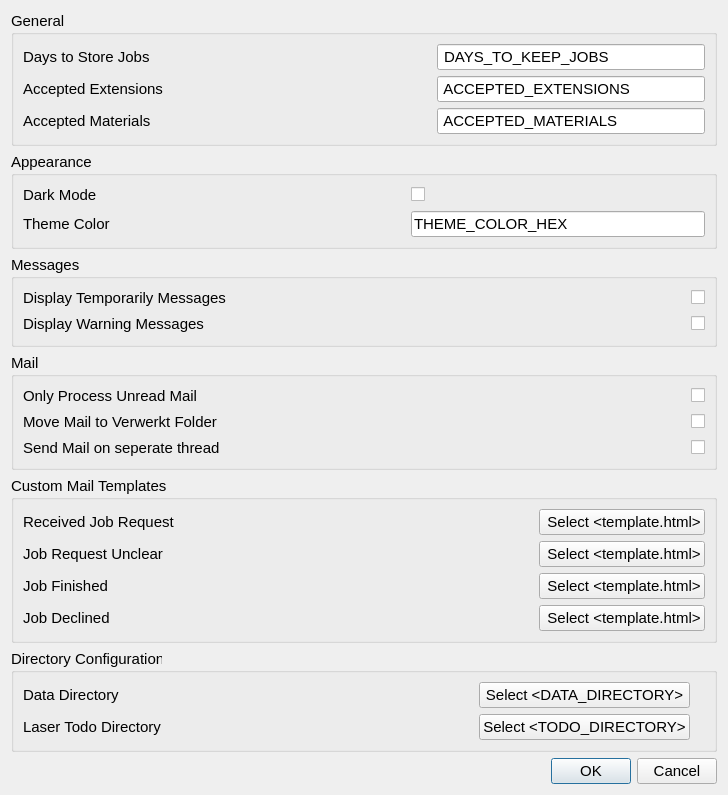
Before: the Qt Designer form creator_administrator/laser/ui/settings_dialog.ui in GijsGroote/creator_administrator, drawn with Qt 5.
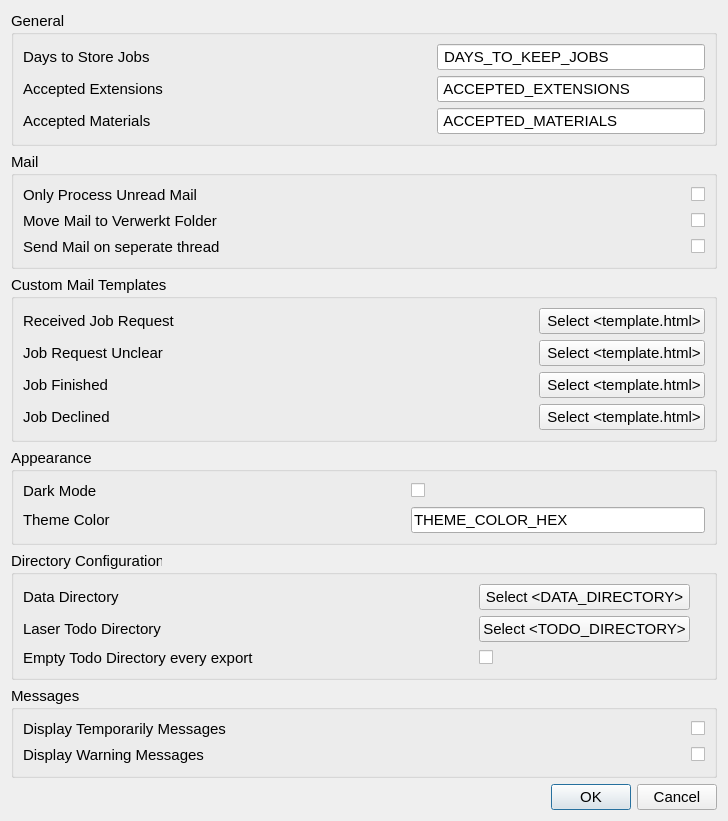
After: the same form once the commit is applied. Custom widgets are drawn as their Qt base class.

Commit message: added option to accumilate files in TODO dir

What changed in the file:
```diff
--- a/creator_administrator/laser/ui/settings_dialog.ui
+++ b/creator_administrator/laser/ui/settings_dialog.ui
@@ -7,7 +7,7 @@
     <x>0</x>
     <y>0</y>
     <width>728</width>
-    <height>795</height>
+    <height>821</height>
    </rect>
   </property>
   <property name="font">
@@ -18,8 +18,6 @@
   <property name="windowTitle">
    <string>Settings</string>
   </property>
-  <layout class="QVBoxLayout" name="verticalLayout_4">
-   <item>
     <layout class="QVBoxLayout" name="verticalLayout_2">
      <item>
       <widget class="QGroupBox" name="groupBox_3">
@@ -34,8 +32,8 @@
        <layout class="QHBoxLayout" name="horizontalLayout_4">
         <item>
          <layout class="QGridLayout" name="gridLayout_5">
-          <item row="2" column="1">
-           <spacer name="horizontalSpacer_12">
+        <item row="1" column="1">
+         <spacer name="horizontalSpacer_11">
             <property name="font">
              <font>
               <pointsize>11</pointsize>
@@ -70,6 +68,42 @@
             </property>
            </widget>
           </item>
+        <item row="2" column="1">
+         <spacer name="horizontalSpacer_12">
+          <property name="font">
+           <font>
+            <pointsize>11</pointsize>
+           </font>
+          </property>
+          <property name="orientation">
+           <enum>Qt::Horizontal</enum>
+          </property>
+          <property name="sizeHint" stdset="0">
+           <size>
+            <width>40</width>
+            <height>20</height>
+           </size>
+          </property>
+         </spacer>
+        </item>
+        <item row="0" column="1">
+         <spacer name="horizontalSpacer_10">
+          <property name="font">
+           <font>
+            <pointsize>11</pointsize>
+           </font>
+          </property>
+          <property name="orientation">
+           <enum>Qt::Horizontal</enum>
+          </property>
+          <property name="sizeHint" stdset="0">
+           <size>
+            <width>40</width>
+            <height>20</height>
+           </size>
+          </property>
+         </spacer>
+        </item>
           <item row="0" column="2">
            <widget class="QLineEdit" name="daysToKeepJobsLineEdit">
             <property name="font">
@@ -82,54 +116,6 @@
             </property>
            </widget>
           </item>
-          <item row="1" column="2">
-           <widget class="QLineEdit" name="acceptedExtentionsLineEdit">
-            <property name="font">
-             <font>
-              <pointsize>11</pointsize>
-             </font>
-            </property>
-            <property name="text">
-             <string> ACCEPTED_EXTENSIONS </string>
-            </property>
-           </widget>
-          </item>
-          <item row="0" column="1">
-           <spacer name="horizontalSpacer_10">
-            <property name="font">
-             <font>
-              <pointsize>11</pointsize>
-             </font>
-            </property>
-            <property name="orientation">
-             <enum>Qt::Horizontal</enum>
-            </property>
-            <property name="sizeHint" stdset="0">
-             <size>
-              <width>40</width>
-              <height>20</height>
-             </size>
-            </property>
-           </spacer>
-          </item>
-          <item row="1" column="1">
-           <spacer name="horizontalSpacer_11">
-            <property name="font">
-             <font>
-              <pointsize>11</pointsize>
-             </font>
-            </property>
-            <property name="orientation">
-             <enum>Qt::Horizontal</enum>
-            </property>
-            <property name="sizeHint" stdset="0">
-             <size>
-              <width>40</width>
-              <height>20</height>
-             </size>
-            </property>
-           </spacer>
-          </item>
           <item row="2" column="2">
            <widget class="QLineEdit" name="acceptedMaterialsLineEdit">
             <property name="font">
@@ -163,6 +149,18 @@
             </property>
            </widget>
           </item>
+        <item row="1" column="2">
+         <widget class="QLineEdit" name="acceptedExtentionsLineEdit">
+          <property name="font">
+           <font>
+            <pointsize>11</pointsize>
+           </font>
+          </property>
+          <property name="text">
+           <string> ACCEPTED_EXTENSIONS </string>
+          </property>
+         </widget>
+        </item>
           <item row="1" column="0">
            <widget class="QLabel" name="label_16">
             <property name="font">
@@ -186,225 +184,6 @@
        </layout>
       </widget>
      </item>
-     <item>
-      <widget class="QGroupBox" name="groupBox">
-       <property name="font">
-        <font>
-         <pointsize>11</pointsize>
-        </font>
-       </property>
-       <property name="title">
-        <string>Appearance</string>
-       </property>
-       <layout class="QVBoxLayout" name="verticalLayout">
-        <item>
-         <layout class="QGridLayout" name="gridLayout">
-          <item row="0" column="2">
-           <widget class="QCheckBox" name="darkModeCheckBox">
-            <property name="font">
-             <font>
-              <pointsize>11</pointsize>
-             </font>
-            </property>
-            <property name="text">
-             <string/>
-            </property>
-           </widget>
-          </item>
-          <item row="0" column="1">
-           <spacer name="horizontalSpacer_2">
-            <property name="font">
-             <font>
-              <pointsize>11</pointsize>
-             </font>
-            </property>
-            <property name="orientation">
-             <enum>Qt::Horizontal</enum>
-            </property>
-            <property name="sizeHint" stdset="0">
-             <size>
-              <width>40</width>
-              <height>20</height>
-             </size>
-            </property>
-           </spacer>
-          </item>
-          <item row="0" column="0">
-           <widget class="QLabel" name="label_10">
-            <property name="font">
-             <font>
-              <pointsize>11</pointsize>
-             </font>
-            </property>
-            <property name="text">
-             <string>Dark Mode</string>
-            </property>
-            <property name="buddy">
-             <cstring>darkModeCheckBox</cstring>
-            </property>
-           </widget>
-          </item>
-          <item row="2" column="0">
-           <widget class="QLabel" name="label_11">
-            <property name="font">
-             <font>
-              <pointsize>11</pointsize>
-             </font>
-            </property>
-            <property name="text">
-             <string>Theme Color</string>
-            </property>
-           </widget>
-          </item>
-          <item row="2" column="1">
-           <spacer name="horizontalSpacer">
-            <property name="font">
-             <font>
-              <pointsize>11</pointsize>
-             </font>
-            </property>
-            <property name="orientation">
-             <enum>Qt::Horizontal</enum>
-            </property>
-            <property name="sizeHint" stdset="0">
-             <size>
-              <width>40</width>
-              <height>20</height>
-             </size>
-            </property>
-           </spacer>
-          </item>
-          <item row="2" column="2">
-           <widget class="QLineEdit" name="themeColorLineEdit">
-            <property name="font">
-             <font>
-              <pointsize>11</pointsize>
-             </font>
-            </property>
-            <property name="text">
-             <string>THEME_COLOR_HEX</string>
-            </property>
-           </widget>
-          </item>
-         </layout>
-        </item>
-       </layout>
-      </widget>
-     </item>
-     <item>
-      <widget class="QGroupBox" name="groupBox_5">
-       <property name="font">
-        <font>
-         <pointsize>11</pointsize>
-        </font>
-       </property>
-       <property name="title">
-        <string>Messages</string>
-       </property>
-       <layout class="QHBoxLayout" name="horizontalLayout_5">
-        <item>
-         <layout class="QGridLayout" name="gridLayout_3">
-          <item row="1" column="1">
-           <spacer name="horizontalSpacer_6">
-            <property name="font">
-             <font>
-              <pointsize>11</pointsize>
-             </font>
-            </property>
-            <property name="orientation">
-             <enum>Qt::Horizontal</enum>
-            </property>
-            <property name="sizeHint" stdset="0">
-             <size>
-              <width>40</width>
-              <height>20</height>
-             </size>
-            </property>
-           </spacer>
-          </item>
-          <item row="0" column="0">
-           <widget class="QLabel" name="label_7">
-            <property name="font">
-             <font>
-              <pointsize>11</pointsize>
-             </font>
-            </property>
-            <property name="toolTip">
-             <string>&lt;html&gt;&lt;head/&gt;&lt;body&gt;&lt;p&gt;Temporarily Messages inform you what is happened in the background, such as &amp;quot;Confirmation Mail Sent to ...&amp;quot; or &amp;quot;Job Finished Mail send to ...&amp;quot; or &amp;quot;Settings Saved&amp;quot;.&lt;/p&gt;&lt;/body&gt;&lt;/html&gt;</string>
-            </property>
-            <property name="text">
-             <string>Display Temporarily Messages</string>
-            </property>
-            <property name="buddy">
-             <cstring>dispTempMessageCheckBox</cstring>
-            </property>
-           </widget>
-          </item>
-          <item row="0" column="2">
-           <widget class="QCheckBox" name="dispTempMessageCheckBox">
-            <property name="font">
-             <font>
-              <pointsize>11</pointsize>
-             </font>
-            </property>
-            <property name="text">
-             <string/>
-            </property>
-           </widget>
-          </item>
-          <item row="1" column="0">
-           <widget class="QLabel" name="label_8">
-            <property name="font">
-             <font>
-              <pointsize>11</pointsize>
-             </font>
-            </property>
-            <property name="toolTip">
-             <string>&lt;html&gt;&lt;head/&gt;&lt;body&gt;&lt;p&gt;Warning Messages warn you about something, such as &amp;quot;No job finished mail send to ...&amp;quot; or &amp;quot;4 invalid mails detected, Respond to them manually.&amp;quot;&lt;/p&gt;&lt;/body&gt;&lt;/html&gt;</string>
-            </property>
-            <property name="text">
-             <string>Display Warning Messages</string>
-            </property>
-            <property name="buddy">
-             <cstring>dispWarnMessageCheckBox</cstring>
-            </property>
-           </widget>
-          </item>
-          <item row="0" column="1">
-           <spacer name="horizontalSpacer_5">
-            <property name="font">
-             <font>
-              <pointsize>11</pointsize>
-             </font>
-            </property>
-            <property name="orientation">
-             <enum>Qt::Horizontal</enum>
-            </property>
-            <property name="sizeHint" stdset="0">
-             <size>
-              <width>40</width>
-              <height>20</height>
-             </size>
-            </property>
-           </spacer>
-          </item>
-          <item row="1" column="2">
-           <widget class="QCheckBox" name="dispWarnMessageCheckBox">
-            <property name="font">
-             <font>
-              <pointsize>11</pointsize>
-             </font>
-            </property>
-            <property name="text">
-             <string/>
-            </property>
-           </widget>
-          </item>
-         </layout>
-        </item>
-       </layout>
-      </widget>
-     </item>
      <item>
       <widget class="QGroupBox" name="groupBox_4">
        <property name="font">
@@ -791,6 +570,111 @@
        </layout>
       </widget>
      </item>
+   <item>
+    <widget class="QGroupBox" name="groupBox">
+     <property name="font">
+      <font>
+       <pointsize>11</pointsize>
+      </font>
+     </property>
+     <property name="title">
+      <string>Appearance</string>
+     </property>
+     <layout class="QVBoxLayout" name="verticalLayout">
+      <item>
+       <layout class="QGridLayout" name="gridLayout">
+        <item row="0" column="2">
+         <widget class="QCheckBox" name="darkModeCheckBox">
+          <property name="font">
+           <font>
+            <pointsize>11</pointsize>
+           </font>
+          </property>
+          <property name="text">
+           <string/>
+          </property>
+         </widget>
+        </item>
+        <item row="0" column="1">
+         <spacer name="horizontalSpacer_2">
+          <property name="font">
+           <font>
+            <pointsize>11</pointsize>
+           </font>
+          </property>
+          <property name="orientation">
+           <enum>Qt::Horizontal</enum>
+          </property>
+          <property name="sizeHint" stdset="0">
+           <size>
+            <width>40</width>
+            <height>20</height>
+           </size>
+          </property>
+         </spacer>
+        </item>
+        <item row="0" column="0">
+         <widget class="QLabel" name="label_10">
+          <property name="font">
+           <font>
+            <pointsize>11</pointsize>
+           </font>
+          </property>
+          <property name="text">
+           <string>Dark Mode</string>
+          </property>
+          <property name="buddy">
+           <cstring>darkModeCheckBox</cstring>
+          </property>
+         </widget>
+        </item>
+        <item row="2" column="0">
+         <widget class="QLabel" name="label_11">
+          <property name="font">
+           <font>
+            <pointsize>11</pointsize>
+           </font>
+          </property>
+          <property name="text">
+           <string>Theme Color</string>
+          </property>
+         </widget>
+        </item>
+        <item row="2" column="1">
+         <spacer name="horizontalSpacer">
+          <property name="font">
+           <font>
+            <pointsize>11</pointsize>
+           </font>
+          </property>
+          <property name="orientation">
+           <enum>Qt::Horizontal</enum>
+          </property>
+          <property name="sizeHint" stdset="0">
+           <size>
+            <width>40</width>
+            <height>20</height>
+           </size>
+          </property>
+         </spacer>
+        </item>
+        <item row="2" column="2">
+         <widget class="QLineEdit" name="themeColorLineEdit">
+          <property name="font">
+           <font>
+            <pointsize>11</pointsize>
+           </font>
+          </property>
+          <property name="text">
+           <string>THEME_COLOR_HEX</string>
+          </property>
+         </widget>
+        </item>
+       </layout>
+      </item>
+     </layout>
+    </widget>
+   </item>
      <item>
       <widget class="QGroupBox" name="groupBox_2">
        <property name="font">
@@ -804,6 +688,66 @@
        <layout class="QHBoxLayout" name="horizontalLayout">
         <item>
          <layout class="QGridLayout" name="gridLayout_2">
+        <item row="0" column="2">
+         <widget class="SelectFolderQPushButton" name="selectDataDirectoryButton">
+          <property name="font">
+           <font>
+            <pointsize>11</pointsize>
+           </font>
+          </property>
+          <property name="text">
+           <string>Select &lt;DATA_DIRECTORY&gt;</string>
+          </property>
+         </widget>
+        </item>
+        <item row="1" column="2">
+         <widget class="SelectFolderQPushButton" name="selectTodoDirectoryButton">
+          <property name="font">
+           <font>
+            <pointsize>11</pointsize>
+           </font>
+          </property>
+          <property name="text">
+           <string>Select &lt;TODO_DIRECTORY&gt;</string>
+          </property>
+         </widget>
+        </item>
+        <item row="0" column="0">
+         <widget class="QLabel" name="label">
+          <property name="font">
+           <font>
+            <pointsize>11</pointsize>
+           </font>
+          </property>
+          <property name="toolTip">
+           <string>&lt;html&gt;&lt;head/&gt;&lt;body&gt;&lt;p&gt;Location to store laser jobs data.&lt;/p&gt;&lt;/body&gt;&lt;/html&gt;</string>
+          </property>
+          <property name="text">
+           <string>Data Directory</string>
+          </property>
+          <property name="buddy">
+           <cstring>selectDataDirectoryButton</cstring>
+          </property>
+         </widget>
+        </item>
+        <item row="0" column="1">
+         <spacer name="horizontalSpacer_4">
+          <property name="font">
+           <font>
+            <pointsize>11</pointsize>
+           </font>
+          </property>
+          <property name="orientation">
+           <enum>Qt::Horizontal</enum>
+          </property>
+          <property name="sizeHint" stdset="0">
+           <size>
+            <width>40</width>
+            <height>20</height>
+           </size>
+          </property>
+         </spacer>
+        </item>
           <item row="1" column="0">
            <widget class="QLabel" name="label_3">
             <property name="font">
@@ -840,8 +784,8 @@
             </property>
            </spacer>
           </item>
-          <item row="0" column="1">
-           <spacer name="horizontalSpacer_4">
+        <item row="2" column="1">
+         <spacer name="horizontalSpacer_18">
             <property name="font">
              <font>
               <pointsize>11</pointsize>
@@ -858,45 +802,33 @@
             </property>
            </spacer>
           </item>
-          <item row="0" column="0">
-           <widget class="QLabel" name="label">
+        <item row="2" column="0">
+         <widget class="QLabel" name="label_19">
             <property name="font">
              <font>
               <pointsize>11</pointsize>
              </font>
             </property>
             <property name="toolTip">
-             <string>&lt;html&gt;&lt;head/&gt;&lt;body&gt;&lt;p&gt;Location to store laser jobs data.&lt;/p&gt;&lt;/body&gt;&lt;/html&gt;</string>
+           <string>&lt;html&gt;&lt;head/&gt;&lt;body&gt;&lt;p&gt;If selected remove all files from the Todo directory before exporting new files into it.&lt;/p&gt;&lt;p&gt;if unselected, add files to existing files in Todo directory.&lt;/p&gt;&lt;p&gt;Recommended to select in order to prevent accumulation of files in the Todo directory.&lt;/p&gt;&lt;/body&gt;&lt;/html&gt;</string>
             </property>
             <property name="text">
-             <string>Data Directory</string>
+           <string>Empty Todo Directory every export</string>
             </property>
             <property name="buddy">
-             <cstring>selectDataDirectoryButton</cstring>
+           <cstring>acceptedMaterialsLineEdit</cstring>
             </property>
            </widget>
           </item>
-          <item row="0" column="2">
-           <widget class="SelectFolderQPushButton" name="selectDataDirectoryButton">
+        <item row="2" column="2">
+         <widget class="QCheckBox" name="dispTempMessageCheckBox_2">
             <property name="font">
              <font>
               <pointsize>11</pointsize>
              </font>
             </property>
             <property name="text">
-             <string>Select &lt;DATA_DIRECTORY&gt;</string>
-            </property>
-           </widget>
-          </item>
-          <item row="1" column="2">
-           <widget class="SelectFolderQPushButton" name="selectTodoDirectoryButton">
-            <property name="font">
-             <font>
-              <pointsize>11</pointsize>
-             </font>
-            </property>
-            <property name="text">
-             <string>Select &lt;TODO_DIRECTORY&gt;</string>
+           <string/>
             </property>
            </widget>
           </item>
@@ -917,6 +849,120 @@
        </layout>
       </widget>
      </item>
+   <item>
+    <widget class="QGroupBox" name="groupBox_5">
+     <property name="font">
+      <font>
+       <pointsize>11</pointsize>
+      </font>
+     </property>
+     <property name="title">
+      <string>Messages</string>
+     </property>
+     <layout class="QHBoxLayout" name="horizontalLayout_5">
+      <item>
+       <layout class="QGridLayout" name="gridLayout_3">
+        <item row="1" column="1">
+         <spacer name="horizontalSpacer_6">
+          <property name="font">
+           <font>
+            <pointsize>11</pointsize>
+           </font>
+          </property>
+          <property name="orientation">
+           <enum>Qt::Horizontal</enum>
+          </property>
+          <property name="sizeHint" stdset="0">
+           <size>
+            <width>40</width>
+            <height>20</height>
+           </size>
+          </property>
+         </spacer>
+        </item>
+        <item row="0" column="0">
+         <widget class="QLabel" name="label_7">
+          <property name="font">
+           <font>
+            <pointsize>11</pointsize>
+           </font>
+          </property>
+          <property name="toolTip">
+           <string>&lt;html&gt;&lt;head/&gt;&lt;body&gt;&lt;p&gt;Temporarily Messages inform you what is happened in the background, such as &amp;quot;Confirmation Mail Sent to ...&amp;quot; or &amp;quot;Job Finished Mail send to ...&amp;quot; or &amp;quot;Settings Saved&amp;quot;.&lt;/p&gt;&lt;/body&gt;&lt;/html&gt;</string>
+          </property>
+          <property name="text">
+           <string>Display Temporarily Messages</string>
+          </property>
+          <property name="buddy">
+           <cstring>dispTempMessageCheckBox</cstring>
+          </property>
+         </widget>
+        </item>
+        <item row="0" column="2">
+         <widget class="QCheckBox" name="dispTempMessageCheckBox">
+          <property name="font">
+           <font>
+            <pointsize>11</pointsize>
+           </font>
+          </property>
+          <property name="text">
+           <string/>
+          </property>
+         </widget>
+        </item>
+        <item row="1" column="0">
+         <widget class="QLabel" name="label_8">
+          <property name="font">
+           <font>
+            <pointsize>11</pointsize>
+           </font>
+          </property>
+          <property name="toolTip">
+           <string>&lt;html&gt;&lt;head/&gt;&lt;body&gt;&lt;p&gt;Warning Messages warn you about something, such as &amp;quot;No job finished mail send to ...&amp;quot; or &amp;quot;4 invalid mails detected, Respond to them manually.&amp;quot;&lt;/p&gt;&lt;/body&gt;&lt;/html&gt;</string>
+          </property>
+          <property name="text">
+           <string>Display Warning Messages</string>
+          </property>
+          <property name="buddy">
+           <cstring>dispWarnMessageCheckBox</cstring>
+          </property>
+         </widget>
+        </item>
+        <item row="0" column="1">
+         <spacer name="horizontalSpacer_5">
+          <property name="font">
+           <font>
+            <pointsize>11</pointsize>
+           </font>
+          </property>
+          <property name="orientation">
+           <enum>Qt::Horizontal</enum>
+          </property>
+          <property name="sizeHint" stdset="0">
+           <size>
+            <width>40</width>
+            <height>20</height>
+           </size>
+          </property>
+         </spacer>
+        </item>
+        <item row="1" column="2">
+         <widget class="QCheckBox" name="dispWarnMessageCheckBox">
+          <property name="font">
+           <font>
+            <pointsize>11</pointsize>
+           </font>
+          </property>
+          <property name="text">
+           <string/>
+          </property>
+         </widget>
+        </item>
+       </layout>
+      </item>
+     </layout>
+    </widget>
+   </item>
      <item>
       <widget class="QDialogButtonBox" name="buttonBox">
        <property name="font">
@@ -931,8 +977,6 @@
         <set>QDialogButtonBox::Cancel|QDialogButtonBox::Ok</set>
        </property>
       </widget>
-     </item>
-    </layout>
    </item>
   </layout>
  </widget>
```
Lines whose indentation alone changed are shown as unchanged. The commit also changes 2 other files.
